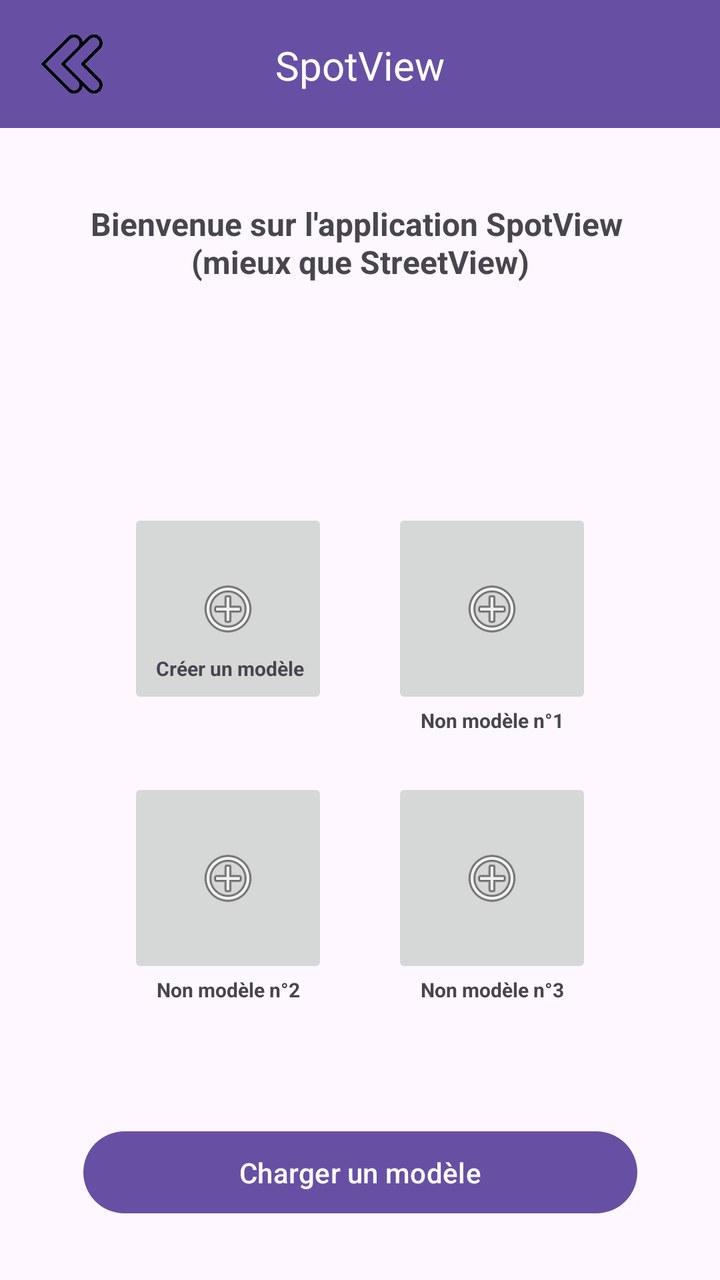
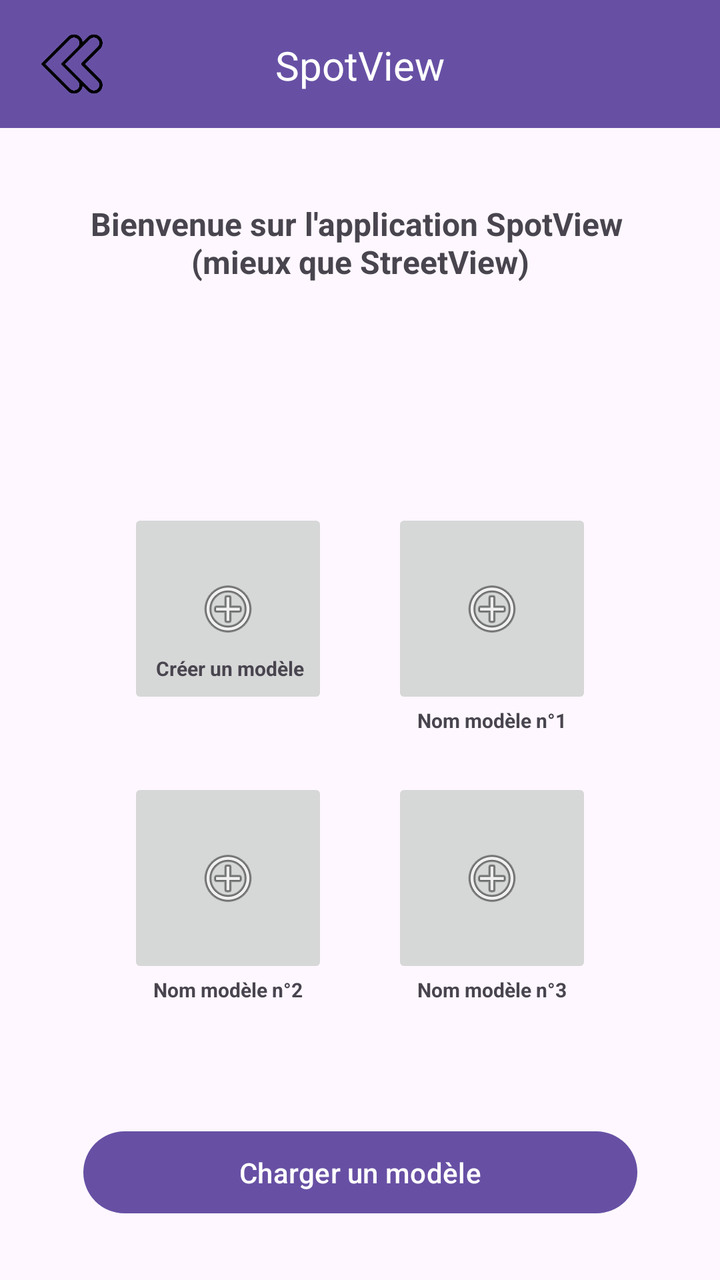

The first picture is an Android layout as it rendered before a commit; the second is the same layout after the commit. The layout source and the unified diff follow.
<!-- AndroidManifest.xml: application theme Theme.SpotView -->
<!-- res/layout/activity_main.xml -->
<?xml version="1.0" encoding="utf-8"?>
<androidx.constraintlayout.widget.ConstraintLayout xmlns:android="http://schemas.android.com/apk/res/android"
    xmlns:app="http://schemas.android.com/apk/res-auto"
    xmlns:tools="http://schemas.android.com/tools"
    android:id="@+id/main"
    android:layout_width="match_parent"
    android:layout_height="match_parent"
    tools:context=".MainActivity">

  <include
      layout="@layout/custom_toolbar"
      android:layout_width="match_parent"
      android:layout_height="wrap_content" />


  <TextView
      android:id="@+id/textViewM2"
      android:layout_width="wrap_content"
      android:layout_height="wrap_content"
      android:layout_marginBottom="61dp"
      android:text="@string/ac_nm2"
      android:textSize="10sp"
      android:textStyle="bold"
      app:layout_constraintBottom_toTopOf="@+id/ac_chargerB"
      app:layout_constraintEnd_toEndOf="@+id/imageButtonM2"
      app:layout_constraintStart_toStartOf="@+id/imageButtonM2"
      app:layout_constraintTop_toBottomOf="@+id/imageButtonM2" />

  <Button
      android:id="@+id/ac_chargerB"
      android:layout_width="277dp"
      android:layout_height="49dp"
      android:layout_marginTop="543dp"
      android:layout_marginBottom="75dp"
      android:text="@string/ac_charger"
      app:layout_constraintBottom_toBottomOf="parent"
      app:layout_constraintEnd_toEndOf="parent"
      app:layout_constraintHorizontal_bias="0.5"
      app:layout_constraintStart_toStartOf="parent"
      app:layout_constraintTop_toBottomOf="@+id/toolbar" />

  <ImageButton
      android:id="@+id/imageButtonCreate"
      android:layout_width="100dp"
      android:layout_height="100dp"
      android:layout_marginStart="71dp"
      android:layout_marginTop="110dp"
      android:layout_marginEnd="16dp"
      android:layout_marginBottom="16dp"
      app:layout_constraintBottom_toTopOf="@+id/imageButtonM2"
      app:layout_constraintEnd_toStartOf="@+id/imageButtonM1"
      app:layout_constraintStart_toStartOf="parent"
      app:layout_constraintTop_toBottomOf="@+id/ac_text"
      app:srcCompat="@android:drawable/ic_menu_add" />

  <TextView
      android:id="@+id/textView5"
      android:layout_width="wrap_content"
      android:layout_height="wrap_content"
      android:text="@string/ac_creer"
      android:textSize="10sp"
      android:textStyle="bold"
      app:layout_constraintBottom_toBottomOf="@+id/imageButtonCreate"
      app:layout_constraintEnd_toEndOf="@+id/imageButtonCreate"
      app:layout_constraintHorizontal_bias="0.535"
      app:layout_constraintStart_toStartOf="@+id/imageButtonCreate"
      app:layout_constraintTop_toTopOf="@+id/imageButtonCreate"
      app:layout_constraintVertical_bias="0.848" />

  <ImageButton
      android:id="@+id/imageButtonM3"
      android:layout_width="100dp"
      android:layout_height="100dp"
      android:layout_marginStart="16dp"
      android:layout_marginTop="16dp"
      android:layout_marginEnd="71dp"
      android:layout_marginBottom="70dp"
      app:layout_constraintBottom_toTopOf="@+id/ac_chargerB"
      app:layout_constraintEnd_toEndOf="parent"
      app:layout_constraintStart_toEndOf="@+id/imageButtonM2"
      app:layout_constraintTop_toBottomOf="@+id/imageButtonM1"
      app:srcCompat="@android:drawable/ic_menu_add" />

  <ImageButton
      android:id="@+id/imageButtonM2"
      android:layout_width="100dp"
      android:layout_height="100dp"
      android:layout_marginStart="71dp"
      android:layout_marginTop="16dp"
      android:layout_marginEnd="16dp"
      android:layout_marginBottom="70dp"
      app:layout_constraintBottom_toTopOf="@+id/ac_chargerB"
      app:layout_constraintEnd_toStartOf="@+id/imageButtonM3"
      app:layout_constraintStart_toStartOf="parent"
      app:layout_constraintTop_toBottomOf="@+id/imageButtonCreate"
      app:srcCompat="@android:drawable/ic_menu_add" />

  <ImageButton
      android:id="@+id/imageButtonM1"
      android:layout_width="100dp"
      android:layout_height="100dp"
      android:layout_marginStart="16dp"
      android:layout_marginTop="110dp"
      android:layout_marginEnd="71dp"
      android:layout_marginBottom="16dp"
      android:scaleType="centerInside"
      app:layout_constraintBottom_toTopOf="@+id/imageButtonM3"
      app:layout_constraintEnd_toEndOf="parent"
      app:layout_constraintStart_toEndOf="@+id/imageButtonCreate"
      app:layout_constraintTop_toBottomOf="@+id/ac_text"
      app:srcCompat="@android:drawable/ic_menu_add" />

  <TextView
      android:id="@+id/ac_text"
      android:layout_width="wrap_content"
      android:layout_height="wrap_content"
      android:layout_marginTop="124dp"
      android:layout_marginBottom="443dp"
      android:text="@string/ac_text"
      android:textAlignment="center"
      android:textSize="16sp"
      android:textStyle="bold"
      app:layout_constraintBottom_toTopOf="@+id/ac_chargerB"
      app:layout_constraintEnd_toEndOf="parent"
      app:layout_constraintStart_toStartOf="parent"
      app:layout_constraintTop_toTopOf="parent" />

  <TextView
      android:id="@+id/textViewM1"
      android:layout_width="wrap_content"
      android:layout_height="wrap_content"
      android:layout_marginBottom="23dp"
      android:text="@string/ac_nm1"
      android:textSize="10sp"
      android:textStyle="bold"
      app:layout_constraintBottom_toTopOf="@+id/imageButtonM3"
      app:layout_constraintEnd_toEndOf="@+id/imageButtonM1"
      app:layout_constraintStart_toStartOf="@+id/imageButtonM1"
      app:layout_constraintTop_toBottomOf="@+id/imageButtonM1" />

  <TextView
      android:id="@+id/textViewM3"
      android:layout_width="wrap_content"
      android:layout_height="wrap_content"
      android:layout_marginBottom="61dp"
      android:text="@string/ac_nm3"
      android:textSize="10sp"
      android:textStyle="bold"
      app:layout_constraintBottom_toTopOf="@+id/ac_chargerB"
      app:layout_constraintEnd_toEndOf="@+id/imageButtonM3"
      app:layout_constraintStart_toStartOf="@+id/imageButtonM3"
      app:layout_constraintTop_toBottomOf="@+id/imageButtonM3" />

</androidx.constraintlayout.widget.ConstraintLayout>
<!-- res/layout/custom_toolbar.xml (included above) -->
<?xml version="1.0" encoding="utf-8"?>
<androidx.constraintlayout.widget.ConstraintLayout xmlns:android="http://schemas.android.com/apk/res/android"
    xmlns:app="http://schemas.android.com/apk/res-auto"
    xmlns:tools="http://schemas.android.com/tools"
    android:id="@+id/toolbar"
    android:layout_width="match_parent"
    android:layout_height="?attr/actionBarSize"
    android:background="?attr/colorPrimary">

    

    
    <ImageButton
        android:id="@+id/btnBack"
        android:layout_width="40dp"
        android:layout_height="40dp"
        android:layout_marginStart="16dp"
        android:background="?attr/selectableItemBackgroundBorderless"
        android:contentDescription="Retour"
        android:scaleType="centerInside"
        android:src="@drawable/back_arrow"
        app:layout_constraintBottom_toBottomOf="parent"
        app:layout_constraintStart_toStartOf="parent"
        app:layout_constraintTop_toTopOf="parent" />

    <TextView
        android:id="@+id/toolbar_title"
        android:layout_width="wrap_content"
        android:layout_height="27dp"
        android:layout_marginTop="19dp"
        android:layout_marginBottom="18dp"
        android:gravity="center_vertical"
        android:text="@string/app_name"
        android:textColor="@android:color/white"
        android:textSize="20sp"
        app:layout_constraintBottom_toBottomOf="parent"
        app:layout_constraintEnd_toEndOf="parent"
        app:layout_constraintStart_toStartOf="parent"
        app:layout_constraintTop_toTopOf="parent" />
</androidx.constraintlayout.widget.ConstraintLayout>
<!-- resources referenced by this layout -->
<resources>
  <!-- drawable back_arrow: png bitmap (drawable, 8437 bytes) -->
  <string name="ac_charger">Charger un modèle</string>
  <string name="ac_creer">Créer un modèle</string>
  <string name="ac_nm1">Non modèle n°1</string>
  <string name="ac_nm2">Non modèle n°2</string>
  <string name="ac_nm3">Non modèle n°3</string>
  <string name="ac_text">Bienvenue sur l\'application SpotView \n(mieux que StreetView)</string>
  <string name="app_name">SpotView</string>
  <style name="Theme.SpotView" parent="Base.Theme.SpotView" />
  <style name="Base.Theme.SpotView" parent="Theme.Material3.DayNight.NoActionBar">
          
          
      </style>
</resources>

<!-- the commit's change to res/layout/activity_main.xml (unified diff, before → after) -->
@@ -75,6 +75,7 @@
       android:layout_marginTop="16dp"
       android:layout_marginEnd="71dp"
       android:layout_marginBottom="70dp"
+      android:scaleType="centerInside"
       app:layout_constraintBottom_toTopOf="@+id/ac_chargerB"
       app:layout_constraintEnd_toEndOf="parent"
       app:layout_constraintStart_toEndOf="@+id/imageButtonM2"
@@ -89,6 +90,7 @@
       android:layout_marginTop="16dp"
       android:layout_marginEnd="16dp"
       android:layout_marginBottom="70dp"
+      android:scaleType="centerInside"
       app:layout_constraintBottom_toTopOf="@+id/ac_chargerB"
       app:layout_constraintEnd_toStartOf="@+id/imageButtonM3"
       app:layout_constraintStart_toStartOf="parent"
<!-- resource entries referenced after the edit -->
@@ -3,9 +3,9 @@
   <!-- drawable back_arrow: png bitmap (drawable, 8437 bytes) -->
   <string name="ac_charger">Charger un modèle</string>
   <string name="ac_creer">Créer un modèle</string>
-  <string name="ac_nm1">Non modèle n°1</string>
-  <string name="ac_nm2">Non modèle n°2</string>
-  <string name="ac_nm3">Non modèle n°3</string>
+  <string name="ac_nm1">Nom modèle n°1</string>
+  <string name="ac_nm2">Nom modèle n°2</string>
+  <string name="ac_nm3">Nom modèle n°3</string>
   <string name="ac_text">Bienvenue sur l\'application SpotView \n(mieux que StreetView)</string>
   <string name="app_name">SpotView</string>
   <style name="Theme.SpotView" parent="Base.Theme.SpotView" />
